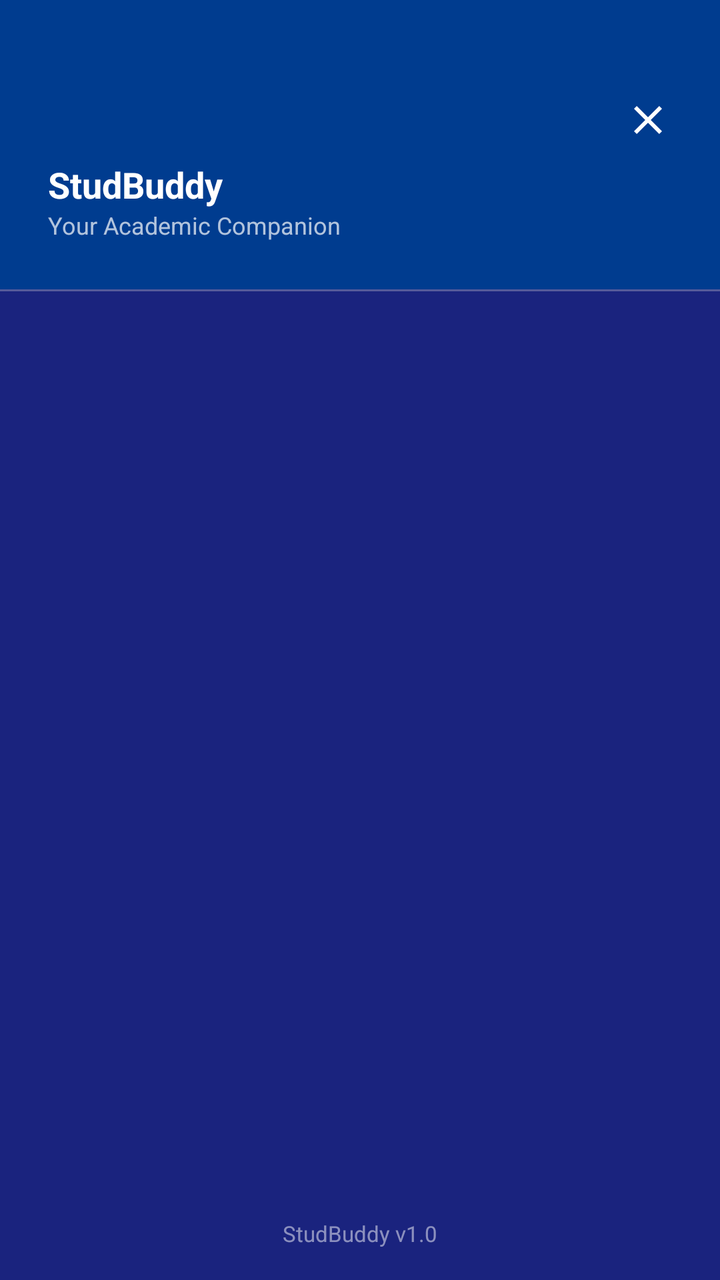
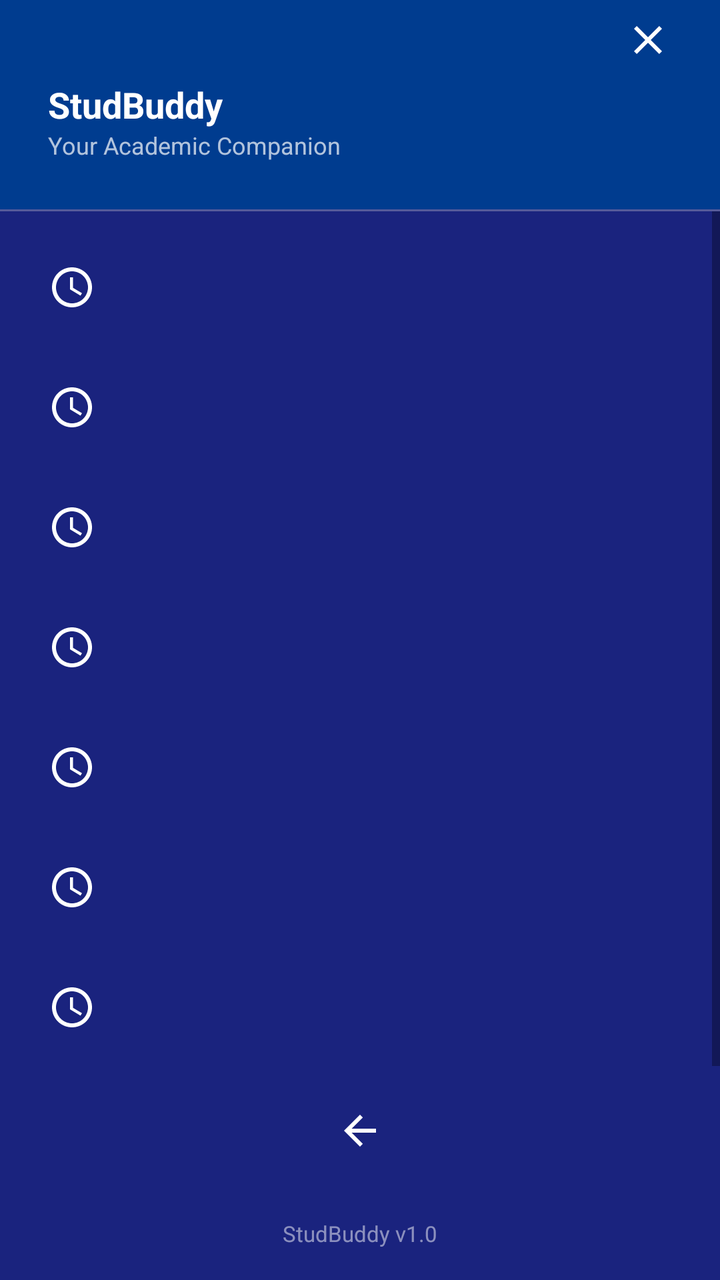

Before-and-after screenshots of an Android layout around one commit, followed by the original layout XML and the change that was made.
<!-- AndroidManifest.xml: application theme Theme.StudBuddy -->
<!-- res/layout/layout_sidebar.xml -->
<?xml version="1.0" encoding="utf-8"?>
<LinearLayout xmlns:android="http://schemas.android.com/apk/res/android"
    android:layout_width="match_parent"
    android:layout_height="match_parent"
    android:background="@color/colorSidebar"
    android:elevation="8dp"
    android:orientation="vertical">

    
    <LinearLayout
        android:layout_width="match_parent"
        android:layout_height="wrap_content"
        android:background="@color/colorPrimaryDark"
        android:orientation="vertical"
        android:paddingTop="48dp"
        android:paddingStart="@dimen/spacing_large"
        android:paddingEnd="@dimen/spacing_large"
        android:paddingBottom="@dimen/spacing_large">

        <ImageButton
            android:id="@+id/imageButtonCloseSidebar"
            android:layout_width="wrap_content"
            android:layout_height="wrap_content"
            android:layout_gravity="end"
            android:background="@android:color/transparent"
            android:contentDescription="@string/btn_close_menu"
            android:src="@drawable/ic_close"
            android:tint="@color/colorTextOnPrimary" />

        <TextView
            android:id="@+id/textViewSidebarAppName"
            android:layout_width="match_parent"
            android:layout_height="wrap_content"
            android:layout_marginTop="@dimen/spacing_small"
            android:text="@string/app_name"
            android:textColor="@color/colorTextOnPrimary"
            android:textSize="@dimen/text_size_headline"
            android:textStyle="bold" />

        <TextView
            android:id="@+id/textViewSidebarTagline"
            android:layout_width="match_parent"
            android:layout_height="wrap_content"
            android:alpha="0.7"
            android:text="Your Academic Companion"
            android:textColor="@color/colorSidebarItem"
            android:textSize="@dimen/text_size_small" />
    </LinearLayout>

    <View
        android:layout_width="match_parent"
        android:layout_height="1dp"
        android:alpha="0.3"
        android:background="@color/colorDivider" />

    
    <ScrollView
        android:layout_width="match_parent"
        android:layout_height="0dp"
        android:layout_weight="1">

        <LinearLayout
            android:layout_width="match_parent"
            android:layout_height="wrap_content"
            android:orientation="vertical"
            android:padding="@dimen/spacing_small">

            <include
                android:id="@+id/navItemTimetable"
                layout="@layout/item_sidebar_nav" />

            <include
                android:id="@+id/navItemAssignments"
                layout="@layout/item_sidebar_nav" />

            <include
                android:id="@+id/navItemAttendance"
                layout="@layout/item_sidebar_nav" />

            <include
                android:id="@+id/navItemExams"
                layout="@layout/item_sidebar_nav" />

            <include
                android:id="@+id/navItemGpa"
                layout="@layout/item_sidebar_nav" />

            <include
                android:id="@+id/navItemSettings"
                layout="@layout/item_sidebar_nav" />

        </LinearLayout>
    </ScrollView>

    
    <TextView
        android:layout_width="match_parent"
        android:layout_height="wrap_content"
        android:alpha="0.5"
        android:gravity="center"
        android:padding="@dimen/spacing_medium"
        android:text="StudBuddy v1.0"
        android:textColor="@color/colorSidebarItem"
        android:textSize="@dimen/text_size_caption" />

</LinearLayout>
<!-- res/layout/item_sidebar_nav.xml (included above) -->
<?xml version="1.0" encoding="utf-8"?>
<LinearLayout xmlns:android="http://schemas.android.com/apk/res/android"
    android:layout_width="match_parent"
    android:layout_height="@dimen/sidebar_item_height"
    android:background="@drawable/sidebar_item_background"
    android:gravity="center_vertical"
    android:layout_marginTop="2dp"
    android:layout_marginBottom="2dp"
    android:orientation="horizontal"
    android:paddingStart="@dimen/sidebar_item_padding_h"
    android:paddingEnd="@dimen/sidebar_item_padding_h">

    <View
        android:id="@+id/viewActiveIndicator"
        android:layout_width="4dp"
        android:layout_height="24dp"
        android:layout_marginEnd="@dimen/spacing_medium"
        android:background="@color/colorSidebarItemActive"
        android:visibility="invisible" />

    <TextView
        android:id="@+id/textViewNavLabel"
        android:layout_width="0dp"
        android:layout_height="wrap_content"
        android:layout_weight="1"
        android:fontFamily="sans-serif-medium"
        android:textColor="@color/colorSidebarItem"
        android:textSize="@dimen/text_size_subtitle" />

</LinearLayout>
<!-- resources referenced by this layout -->
<resources>
  <color name="colorDivider">#E0E0E0</color>
  <color name="colorPrimaryDark">#003c8f</color>
  <color name="colorSidebar">#1A237E</color>
  <color name="colorSidebarItem">#FFFFFF</color>
  <color name="colorSidebarItemActive">#42A5F5</color>
  <color name="colorTextOnPrimary">#FFFFFF</color>
  <dimen name="sidebar_item_height">56dp</dimen>
  <dimen name="sidebar_item_padding_h">20dp</dimen>
  <dimen name="spacing_large">24dp</dimen>
  <dimen name="spacing_medium">16dp</dimen>
  <dimen name="spacing_small">8dp</dimen>
  <dimen name="text_size_caption">11sp</dimen>
  <dimen name="text_size_headline">18sp</dimen>
  <dimen name="text_size_small">12sp</dimen>
  <dimen name="text_size_subtitle">15sp</dimen>
  <!-- drawable ic_close (drawable) -->
  <vector xmlns:android="http://schemas.android.com/apk/res/android"
      android:width="24dp"
      android:height="24dp"
      android:viewportWidth="24"
      android:viewportHeight="24">
      <path
          android:fillColor="@color/colorTextOnPrimary"
          android:pathData="M19,6.41L17.59,5L12,10.59L6.41,5L5,6.41L10.59,12L5,17.59L6.41,19L12,13.41L17.59,19L19,17.59L13.41,12L19,6.41z" />
  </vector>
  <!-- drawable sidebar_item_background (drawable) -->
  <?xml version="1.0" encoding="utf-8"?>
  <selector xmlns:android="http://schemas.android.com/apk/res/android">
      <item android:state_selected="true">
          <shape android:shape="rectangle">
              <solid android:color="#42A5F5" />
              <corners android:radius="8dp" />
          </shape>
      </item>
      <item android:state_pressed="true">
          <shape android:shape="rectangle">
              <solid android:color="#2979FF" />
              <corners android:radius="8dp" />
          </shape>
      </item>
      <item>
          <shape android:shape="rectangle">
              <solid android:color="@android:color/transparent" />
          </shape>
      </item>
  </selector>
  <string name="app_name">StudBuddy</string>
  <string name="btn_close_menu">Close menu</string>
  <style name="Theme.StudBuddy" parent="Theme.MaterialComponents.DayNight.NoActionBar">
          <item name="colorPrimary">@color/colorPrimary</item>
          <item name="colorPrimaryDark">@color/colorPrimaryDark</item>
          <item name="colorAccent">@color/colorAccent</item>
          <item name="android:windowBackground">@color/colorBackground</item>
          <item name="android:statusBarColor">@color/colorPrimaryDark</item>
          <item name="android:navigationBarColor">@color/colorPrimaryDark</item>
      </style>
  <color name="colorPrimary">#1565C0</color>
  <color name="colorAccent">#42A5F5</color>
  <color name="colorBackground">#F5F5F5</color>
</resources>

<!-- the commit's change to res/layout/layout_sidebar.xml (unified diff, before → after) -->
@@ -1,5 +1,6 @@
 <?xml version="1.0" encoding="utf-8"?>
 <LinearLayout xmlns:android="http://schemas.android.com/apk/res/android"
+    xmlns:app="http://schemas.android.com/apk/res-auto"
     android:layout_width="match_parent"
     android:layout_height="match_parent"
     android:background="@color/colorSidebar"
@@ -12,9 +13,6 @@
         android:layout_height="wrap_content"
         android:background="@color/colorPrimaryDark"
         android:orientation="vertical"
-        android:paddingTop="48dp"
-        android:paddingStart="@dimen/spacing_large"
-        android:paddingEnd="@dimen/spacing_large"
         android:paddingBottom="@dimen/spacing_large">
 
         <ImageButton
@@ -22,15 +20,19 @@
             android:layout_width="wrap_content"
             android:layout_height="wrap_content"
             android:layout_gravity="end"
+            android:layout_marginEnd="@dimen/spacing_large"
+            android:layout_marginTop="@dimen/spacing_small"
             android:background="@android:color/transparent"
             android:contentDescription="@string/btn_close_menu"
             android:src="@drawable/ic_close"
-            android:tint="@color/colorTextOnPrimary" />
+            app:tint="@color/colorTextOnPrimary" />
 
         <TextView
             android:id="@+id/textViewSidebarAppName"
             android:layout_width="match_parent"
             android:layout_height="wrap_content"
+            android:layout_marginStart="@dimen/spacing_large"
+            android:layout_marginEnd="@dimen/spacing_large"
             android:layout_marginTop="@dimen/spacing_small"
             android:text="@string/app_name"
             android:textColor="@color/colorTextOnPrimary"
@@ -41,6 +43,8 @@
             android:id="@+id/textViewSidebarTagline"
             android:layout_width="match_parent"
             android:layout_height="wrap_content"
+            android:layout_marginStart="@dimen/spacing_large"
+            android:layout_marginEnd="@dimen/spacing_large"
             android:alpha="0.7"
             android:text="Your Academic Companion"
             android:textColor="@color/colorSidebarItem"
@@ -63,7 +67,8 @@
             android:layout_width="match_parent"
             android:layout_height="wrap_content"
             android:orientation="vertical"
-            android:padding="@dimen/spacing_small">
+            android:paddingTop="@dimen/spacing_small"
+            android:paddingBottom="@dimen/spacing_small">
 
             <include
                 android:id="@+id/navItemTimetable"
@@ -86,6 +91,10 @@
                 layout="@layout/item_sidebar_nav" />
 
             <include
+                android:id="@+id/navItemCourses"
+                layout="@layout/item_sidebar_nav" />
+
+            <include
                 android:id="@+id/navItemSettings"
                 layout="@layout/item_sidebar_nav" />
 
@@ -93,7 +102,19 @@
     </ScrollView>
 
     
+    <ImageButton
+        android:id="@+id/imageButtonMinimizeSidebar"
+        android:layout_width="match_parent"
+        android:layout_height="56dp"
+        android:layout_gravity="center"
+        android:background="@android:color/transparent"
+        android:src="@drawable/ic_arrow_back"
+        app:tint="@color/colorSidebarItem"
+        android:contentDescription="Minimize" />
+
+    
     <TextView
+        android:id="@+id/textViewSidebarFooter"
         android:layout_width="match_parent"
         android:layout_height="wrap_content"
         android:alpha="0.5"
@@ -107,30 +128,41 @@
 <!-- res/layout/item_sidebar_nav.xml (included above) -->
 <?xml version="1.0" encoding="utf-8"?>
 <LinearLayout xmlns:android="http://schemas.android.com/apk/res/android"
+    xmlns:app="http://schemas.android.com/apk/res-auto"
     android:layout_width="match_parent"
     android:layout_height="@dimen/sidebar_item_height"
     android:background="@drawable/sidebar_item_background"
     android:gravity="center_vertical"
     android:layout_marginTop="2dp"
     android:layout_marginBottom="2dp"
-    android:orientation="horizontal"
-    android:paddingStart="@dimen/sidebar_item_padding_h"
-    android:paddingEnd="@dimen/sidebar_item_padding_h">
+    android:orientation="horizontal">
 
     <View
         android:id="@+id/viewActiveIndicator"
         android:layout_width="4dp"
         android:layout_height="24dp"
-        android:layout_marginEnd="@dimen/spacing_medium"
         android:background="@color/colorSidebarItemActive"
         android:visibility="invisible" />
+
+    <ImageView
+        android:id="@+id/imageViewNavIcon"
+        android:layout_width="24dp"
+        android:layout_height="24dp"
+        android:layout_marginStart="20dp"
+        android:src="@drawable/ic_schedule"
+        app:tint="@color/colorSidebarItem"
+        android:contentDescription="Navigation Icon" />
 
     <TextView
         android:id="@+id/textViewNavLabel"
         android:layout_width="0dp"
         android:layout_height="wrap_content"
         android:layout_weight="1"
+        android:layout_marginStart="16dp"
+        android:layout_marginEnd="16dp"
         android:fontFamily="sans-serif-medium"
+        android:singleLine="true"
+        android:ellipsize="end"
         android:textColor="@color/colorSidebarItem"
         android:textSize="@dimen/text_size_subtitle" />
 
<!-- resource entries referenced after the edit -->
@@ -7,7 +7,6 @@
   <color name="colorSidebarItemActive">#42A5F5</color>
   <color name="colorTextOnPrimary">#FFFFFF</color>
   <dimen name="sidebar_item_height">56dp</dimen>
-  <dimen name="sidebar_item_padding_h">20dp</dimen>
   <dimen name="spacing_large">24dp</dimen>
   <dimen name="spacing_medium">16dp</dimen>
   <dimen name="spacing_small">8dp</dimen>
@@ -15,6 +14,16 @@
   <dimen name="text_size_headline">18sp</dimen>
   <dimen name="text_size_small">12sp</dimen>
   <dimen name="text_size_subtitle">15sp</dimen>
+  <!-- drawable ic_arrow_back (drawable) -->
+  <vector xmlns:android="http://schemas.android.com/apk/res/android"
+      android:width="24dp"
+      android:height="24dp"
+      android:viewportWidth="24"
+      android:viewportHeight="24">
+      <path
+          android:fillColor="@color/colorTextOnPrimary"
+          android:pathData="M20,11H7.83l5.59-5.59L12,4l-8,8l8,8l1.41-1.41L7.83,13H20V11z" />
+  </vector>
   <!-- drawable ic_close (drawable) -->
   <vector xmlns:android="http://schemas.android.com/apk/res/android"
       android:width="24dp"
@@ -24,6 +33,16 @@
       <path
           android:fillColor="@color/colorTextOnPrimary"
           android:pathData="M19,6.41L17.59,5L12,10.59L6.41,5L5,6.41L10.59,12L5,17.59L6.41,19L12,13.41L17.59,19L19,17.59L13.41,12L19,6.41z" />
+  </vector>
+  <!-- drawable ic_schedule (drawable) -->
+  <vector xmlns:android="http://schemas.android.com/apk/res/android"
+      android:width="24dp"
+      android:height="24dp"
+      android:viewportWidth="24"
+      android:viewportHeight="24">
+      <path
+          android:fillColor="@color/colorPrimary"
+          android:pathData="M11.99,2C6.47,2,2,6.48,2,12s4.47,10,9.99,10 C17.52,22,22,17.52,22,12S17.52,2,11.99,2z M12,20c-4.42,0-8-3.58-8-8s3.58-8,8-8s8,3.58,8,8S16.42,20,12,20z M12.5,7H11v6l5.25,3.15l0.75-1.23l-4.5-2.67V7z" />
   </vector>
   <!-- drawable sidebar_item_background (drawable) -->
   <?xml version="1.0" encoding="utf-8"?>
@@ -55,6 +74,8 @@
           <item name="android:windowBackground">@color/colorBackground</item>
           <item name="android:statusBarColor">@color/colorPrimaryDark</item>
           <item name="android:navigationBarColor">@color/colorPrimaryDark</item>
+          <item name="android:windowTranslucentStatus">false</item>
+          <item name="android:windowDrawsSystemBarBackgrounds">true</item>
       </style>
   <color name="colorPrimary">#1565C0</color>
   <color name="colorAccent">#42A5F5</color>
